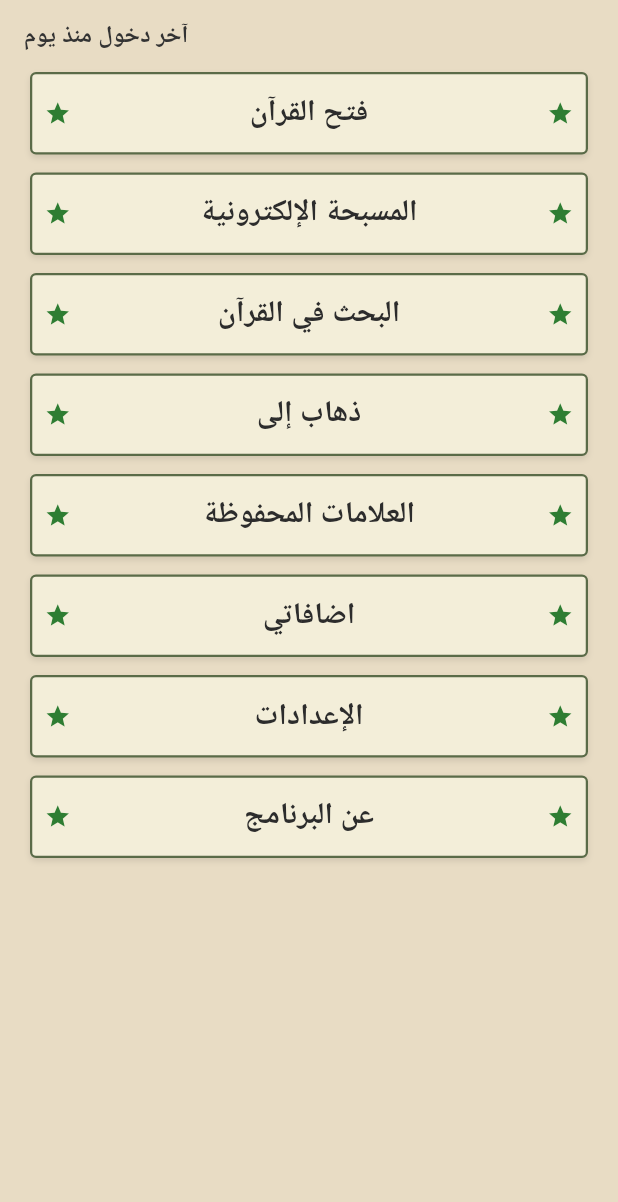
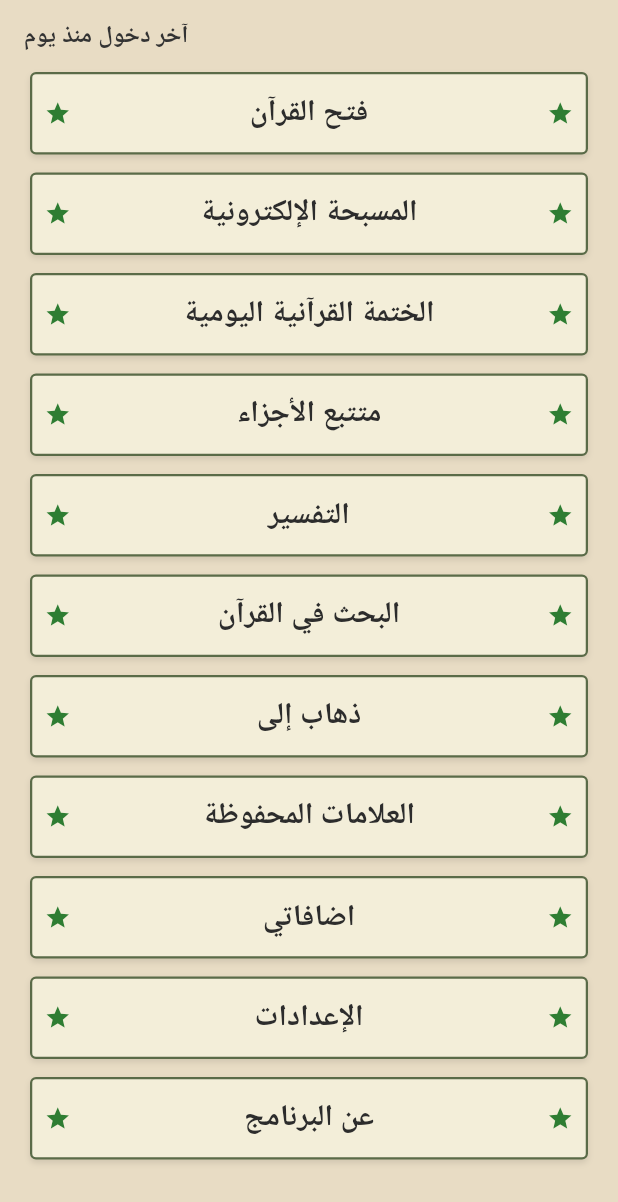
Before and after one commit to aldbyshhmddbysh-tech/quran-app, a Flutter app: the screen it shows after launch, on a phone screen of 412 x 824 dp. Shown: the top 1202 px of the screen. Run offline on Flutter 3.47's test engine with Material 3 defaults, Android fonts, the phone set to English and light mode, and no system bars; our stand-ins replace shared_preferences; missing offline and left inert: record.

Commit message:
Update main.dart

```diff
--- a/lib/main.dart
+++ b/lib/main.dart
@@ -2,7 +2,10 @@ import 'package:flutter/material.dart';
 import 'splash_screen.dart'; // استيراد شاشة الترحيب
 import 'tasbih_screen.dart'; // استيراد شاشة المسبحة الإلكترونية
 import 'bookmarks_screen.dart'; // استيراد شاشة العلامات المحفوظة
-import 'search_screen.dart'; // 1. استيراد شاشة البحث في القرآن
+import 'search_screen.dart'; // استيراد شاشة البحث في القرآن
+import 'khatmah_screen.dart'; // 1. استيراد شاشة الختمة القرآنية
+import 'juz_tracker_screen.dart'; // 2. استيراد شاشة متتبع الأجزاء
+import 'tafsir_screen.dart'; // 3. استيراد شاشة التفسير
 import 'quran_screen.dart';
 import 'quick_jump_screen.dart';
 import 'settings_screen.dart';
@@ -84,7 +87,42 @@ class HomeScreen extends StatelessWidget {
                       },
                     ),
                     const SizedBox(height: 12),
-                    // 2. زر البحث في القرآن المحدث والانتقال لشاشته الفعليّة
+                    // زر الختمة القرآنية المربوط بشاشته الفعليّة
+                    _buildOrnateButton(
+                      context,
+                      title: 'الختمة القرآنية اليومية',
+                      onPressed: () {
+                        Navigator.push(
+                          context,
+                          MaterialPageRoute(builder: (context) => const KhatmahScreen()),
+                        );
+                      },
+                    ),
+                    const SizedBox(height: 12),
+                    // زر متتبع الأجزاء المربوط بشاشته الفعليّة
+                    _buildOrnateButton(
+                      context,
+                      title: 'متتبع الأجزاء',
+                      onPressed: () {
+                        Navigator.push(
+                          context,
+                          MaterialPageRoute(builder: (context) => const JuzTrackerScreen()),
+                        );
+                      },
+                    ),
+                    const SizedBox(height: 12),
+                    // زر التفسير المربوط بشاشته الفعليّة
+                    _buildOrnateButton(
+                      context,
+                      title: 'التفسير',
+                      onPressed: () {
+                        Navigator.push(
+                          context,
+                          MaterialPageRoute(builder: (context) => const TafsirScreen()),
+                        );
+                      },
+                    ),
+                    const SizedBox(height: 12),
                     _buildOrnateButton(
                       context,
                       title: 'البحث في القرآن',
```
